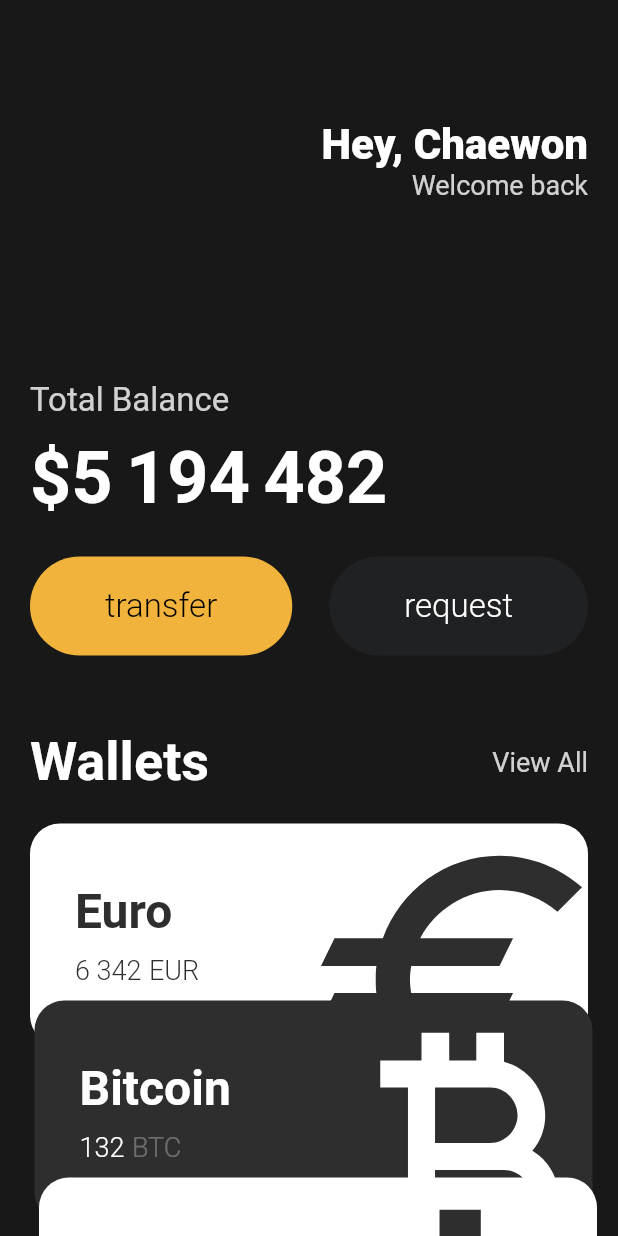
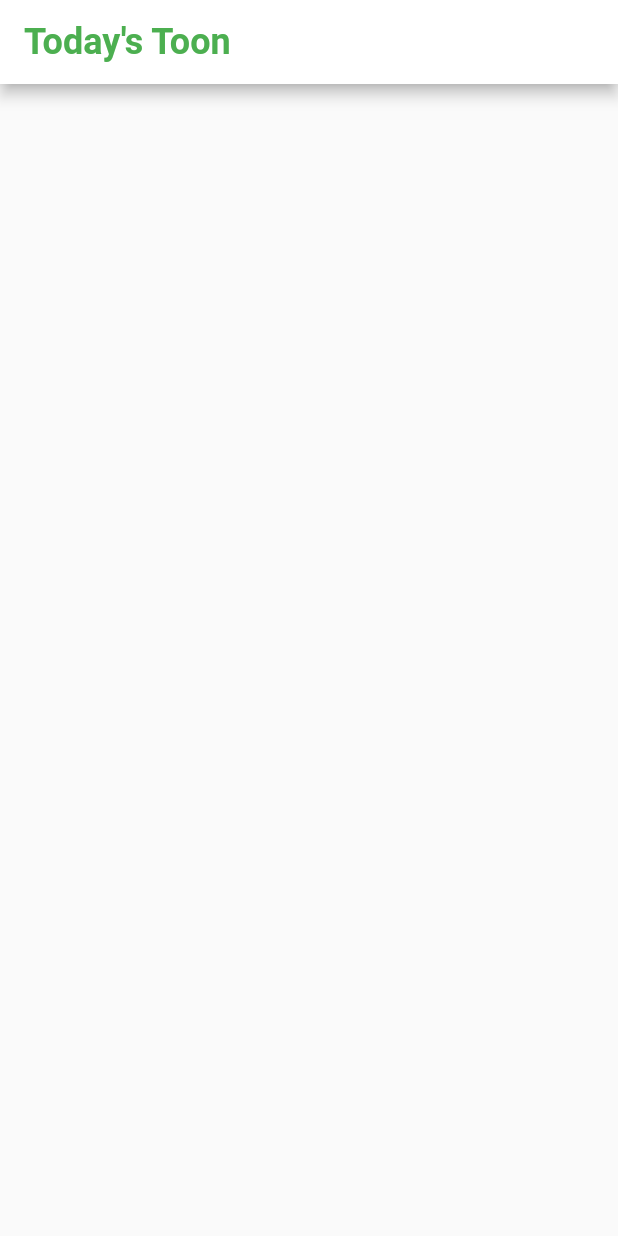
Before and after one commit to nachwon/flutter-tutorial, a Flutter app: the screen it shows after launch, on a phone screen of 412 x 824 dp. Run offline on Flutter 3.47's test engine with Material 2 defaults, Android fonts, the phone set to English and light mode, and no system bars.

Commit message:
Finish pomodoro and start webtoon

```diff
--- a/lib/main.dart
+++ b/lib/main.dart
@@ -1,151 +1,18 @@
 import 'package:flutter/material.dart';
 
-import 'widgets/button.dart';
-import 'widgets/currency_card.dart';
+import 'screens/webtoon_home.dart';
 
 void main() {
-  runApp(App());
+  runApp(const App());
 }
 
 class App extends StatelessWidget {
+  const App({super.key});
+
   @override
   Widget build(BuildContext context) {
-    return MaterialApp(
-      theme: ThemeData(
-        textTheme: const TextTheme(
-          titleMedium: TextStyle(fontSize: 22),
-        ),
-      ),
-      home: Scaffold(
-        backgroundColor: const Color(0xFF181818),
-        body: SingleChildScrollView(
-          child: Padding(
-            padding: const EdgeInsets.symmetric(
-              horizontal: 20,
-            ),
-            child: Column(
-              crossAxisAlignment: CrossAxisAlignment.start,
-              children: [
-                const SizedBox(
-                  height: 80,
-                ),
-                Row(
-                  mainAxisAlignment: MainAxisAlignment.end,
-                  children: [
-                    Column(
-                      crossAxisAlignment: CrossAxisAlignment.end,
-                      children: [
-                        const Text(
-                          'Hey, Chaewon',
-                          style: TextStyle(
-                            color: Colors.white,
-                            fontSize: 28,
-                            fontWeight: FontWeight.w800,
-                          ),
-                        ),
-                        Text(
-                          'Welcome back',
-                          style: TextStyle(
-                              color: Colors.white.withOpacity(0.8),
-                              fontSize: 18),
-                        ),
-                      ],
-                    )
-                  ],
-                ),
-                const SizedBox(
-                  height: 120,
-                ),
-                Text(
-                  'Total Balance',
-                  style: TextStyle(
-                    fontSize: 22,
-                    color: Colors.white.withOpacity(0.8),
-                  ),
-                ),
-                const SizedBox(
-                  height: 10,
-                ),
-                const Text(
-                  '\$5 194 482',
-                  style: TextStyle(
-                      fontSize: 48,
-                      color: Colors.white,
-                      fontWeight: FontWeight.bold,
-                      wordSpacing: -3),
-                ),
-                const SizedBox(
-                  height: 25,
-                ),
-                Row(
-                  mainAxisAlignment: MainAxisAlignment.spaceBetween,
-                  children: const [
-                    Button(
-                      text: 'transfer',
-                      bgColor: Color(0xFFF1b33B),
-                      textColor: Colors.black,
-                    ),
-                    Button(
-                      text: 'request',
-                      bgColor: Color(0xFF1F2123),
-                      textColor: Colors.white,
-                    ),
-                  ],
-                ),
-                const SizedBox(height: 50),
-                Row(
-                  mainAxisAlignment: MainAxisAlignment.spaceBetween,
-                  crossAxisAlignment: CrossAxisAlignment.center,
-                  children: [
-                    const Text(
-                      'Wallets',
-                      style: TextStyle(
-                          color: Colors.white,
-                          fontSize: 36,
-                          fontWeight: FontWeight.w600),
-                    ),
-                    Text(
-                      'View All',
-                      style: TextStyle(
-                        color: Colors.white.withOpacity(0.8),
-                        fontSize: 18,
-                      ),
-                    ),
-                  ],
-                ),
-                const SizedBox(
-                  height: 20,
-                ),
-                const CurrencyCard(
-                  name: 'Euro',
-                  code: 'EUR',
-                  amount: '6 342',
-                  icon: Icons.euro_sharp,
-                  isInverted: true,
-                ),
-                const CurrencyCard(
-                  name: 'Bitcoin',
-                  code: 'BTC',
-                  amount: '132',
-                  icon: Icons.currency_bitcoin_sharp,
-                  isInverted: false,
-                  offsetX: 3,
-                  offsetY: -30,
-                ),
-                const CurrencyCard(
-                  name: 'Dolloar',
-                  code: 'USD',
-                  amount: '5 432',
-                  icon: Icons.attach_money_sharp,
-                  isInverted: true,
-                  offsetX: 6,
-                  offsetY: -60,
-                ),
-              ],
-            ),
-          ),
-        ),
-      ),
+    return const MaterialApp(
+      home: WebToonHome(),
     );
   }
 }
--- /dev/null
+++ b/lib/screens/webtoon_home.dart
@@ -0,0 +1,22 @@
+import 'package:flutter/material.dart';
+
+class WebToonHome extends StatelessWidget {
+  const WebToonHome({super.key});
+
+  @override
+  Widget build(BuildContext context) {
+    return Scaffold(
+      appBar: AppBar(
+        foregroundColor: Colors.green,
+        backgroundColor: Colors.white,
+        title: const Text(
+          "Today's Toon",
+          style: TextStyle(
+            fontSize: 24,
+            fontWeight: FontWeight.w600,
+          ),
+        ),
+      ),
+    );
+  }
+}
--- /dev/null
+++ b/lib/services/api_service.dart
@@ -0,0 +1,6 @@
+class ApiService {
+  final String baseUrl = 'https://webtoon-crawler.nomadcoders.workers.dev/';
+  final String today = "today";
+
+  void getTodaysToons() {}
+}
--- /dev/null
+++ b/lib/widgets/pomodoros.dart
@@ -0,0 +1,21 @@
+import 'package:flutter/material.dart';
+
+import '../screens/home_screen.dart';
+
+class Pomodoros extends StatelessWidget {
+  const Pomodoros({super.key});
+
+  @override
+  Widget build(BuildContext context) {
+    return MaterialApp(
+      theme: ThemeData(
+        backgroundColor: const Color(0xFFE7626C),
+        textTheme: const TextTheme(
+          headline1: TextStyle(color: Color(0xFF232B55)),
+        ),
+        cardColor: const Color(0xFFF4EDDB),
+      ),
+      home: const HomeScreen(),
+    );
+  }
+}
```
Also changed, not shown: lib/screens/home_screen.dart (added, +162 -0 lines), lib/widgets/tutorial.dart (added, +147 -0 lines), pubspec.yaml (+3 -4 lines), pubspec.lock.
